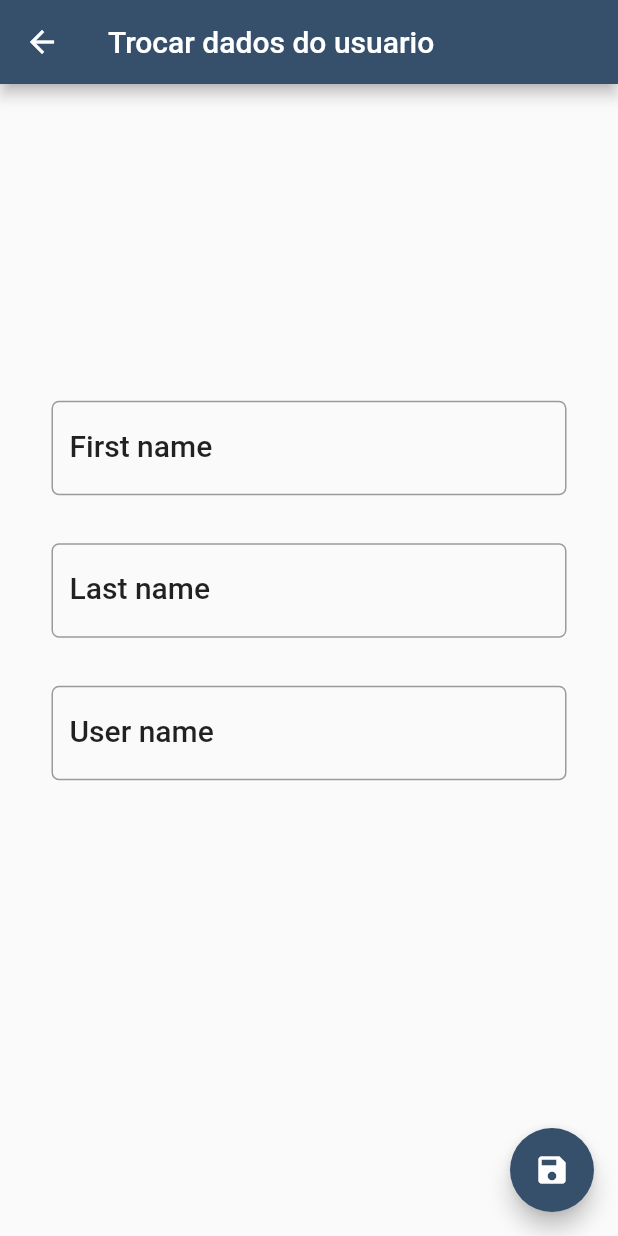
After one commit to steevedevops/unknperson, a Flutter app: the UserinformationsScreen screen opened directly, on a phone screen of 412 x 824 dp. The commit adds this screen. Run offline on Flutter 3.47's test engine with Material 2 defaults, Android fonts, the light colour scheme and no system bars; our stand-ins replace auto_size_text, cached_network_image, connectivity, date_format, flutter_masked_text, mask_text_input_formatter and 2 more; accounts and stored records are empty; network calls fail.

Commit message:
FInalziado desinger e criado a tela de trocar senha e dados do usuario faltando verificar o porque esta dando erro

```diff
--- a/lib/main.dart
+++ b/lib/main.dart
@@ -16,7 +16,11 @@ class MyApp extends StatelessWidget {
       title: 'Flutter Demo',
       debugShowCheckedModeBanner: false,
       theme: ThemeData(
-        primarySwatch: Colors.blue,
+        // primarySwatch: Colors.blue,
+        accentColor: Colors.cyan[600],
+        // brightness: Brightness.dark,
+        // primaryColor: Colors.lightBlue[800],
+        primaryColor: Color(0xFF364f6b),
       ),
       home: LoginScreen(),
     );
--- /dev/null
+++ b/lib/src/screen/userinformation-form.dart
@@ -0,0 +1,136 @@
+import 'package:flutter/material.dart';
+import 'package:shared_preferences/shared_preferences.dart';
+import 'package:unknperson/services/api.dart';
+
+class UserinformationsScreen extends StatefulWidget {
+  @override
+  _UserinformationsScreenState createState() => _UserinformationsScreenState();
+}
+
+class _UserinformationsScreenState extends State<UserinformationsScreen> {
+  final _formKey = GlobalKey<FormState>();
+  TextEditingController firstname = TextEditingController();
+  TextEditingController lastname = TextEditingController();
+  TextEditingController username = TextEditingController();
+
+
+  @override
+  Widget build(BuildContext context) {
+    TextStyle textStyle = Theme.of(context).textTheme.title;
+    return Scaffold(
+        appBar: AppBar(title: Text('Trocar dados do usuario')),
+        floatingActionButton: FloatingActionButton(
+          onPressed: () async {
+             if (_formKey.currentState.validate()) {
+               _updateUserinformations();
+             }
+          },
+          backgroundColor: Theme.of(context).primaryColor,
+          child: Icon(Icons.save),
+        ),
+        body: SingleChildScrollView(
+            child: Form(
+          key: _formKey,
+          child: Container(
+              height: MediaQuery.of(context).size.height,
+              child: Center(
+                  child: Column(
+                children: <Widget>[
+                  Padding(
+                      padding: EdgeInsets.fromLTRB(
+                          0.0,
+                          (MediaQuery.of(context).size.height / (4.6)),
+                          0.0,
+                          0.0)),
+                  SizedBox(
+                    height: 32,
+                  ),
+                  Container(
+                    width: (MediaQuery.of(context).size.width / (1.2)),
+                    child: TextFormField(
+                      onChanged: (value) {
+
+                      },
+                      validator: (value) {
+                        if (value.isEmpty) {
+                          return 'campo nao pode estar vazio';
+                        }
+                        return null;
+                      },
+                      controller: firstname,
+                      style: textStyle,
+                      decoration: InputDecoration(
+                        labelText: 'First name',
+                        labelStyle: textStyle,
+                        border: OutlineInputBorder(
+                            borderRadius: BorderRadius.circular(5.0)),
+                      ),
+                    ),
+                  ),
+                  SizedBox(
+                    height: 32,
+                  ),
+                  Container(
+                    width: (MediaQuery.of(context).size.width / (1.2)),
+                    child: TextFormField(
+                      onChanged: (value) {},
+                      validator: (value) {
+                        if (value.isEmpty) {
+                          return 'campo nao pode estar vazio';
+                        }
+                        return null;
+                      },
+                      controller: lastname,
+                      style: textStyle,
+                      decoration: InputDecoration(
+                        labelText: 'Last name',
+                        labelStyle: textStyle,
+                        border: OutlineInputBorder(
+                            borderRadius: BorderRadius.circular(5.0)),
+                      ),
+                    ),
+                  ),
+                  SizedBox(
+                    height: 32,
+                  ),
+                  Container(
+                    width: (MediaQuery.of(context).size.width / (1.2)),
+                    child: TextFormField(
+                      onChanged: (value) {},
+                      validator: (value) {
+                        if (value.isEmpty) {
+                          return 'campo nao pode estar vazio';
+                        }
+                        return null;
+                      },
+                      controller: username,
+                      style: textStyle,
+                      decoration: InputDecoration(
+                        labelText: 'User name',
+                        labelStyle: textStyle,
+                        border: OutlineInputBorder(
+                            borderRadius: BorderRadius.circular(5.0)),
+                      ),
+                    ),
+                  ),
+                ],
+              ))),
+        )));
+  }
+
+  Future<void> _updateUserinformations() async {
+    SharedPreferences prefs = await SharedPreferences.getInstance();
+    Map data = {
+     "first_name": firstname.text,
+	  	"last_name": lastname.text,
+		  "username": username.text
+	  };
+
+    var sucesse = await Services.changeUserinformation(data);
+
+    if (sucesse){
+      Navigator.pop(context);
+    }
+    debugPrint('dados para funcionaso ${prefs.getString('msg_login')}');
+  }
+}
```
Also changed, not shown: lib/services/api.dart (+94 -20 lines), lib/src/screen/fakeperson-form.dart (+6 -4 lines), lib/src/screen/home.dart (+3 -9 lines), lib/src/screen/login.dart (+23 -10 lines), lib/src/screen/privacidade-form.dart (added, +111 -0 lines), lib/src/widget/sidebar/sidbar_items.dart (+5 -5 lines), lib/src/widget/sidebar/sidebar.dart (+65 -34 lines).
